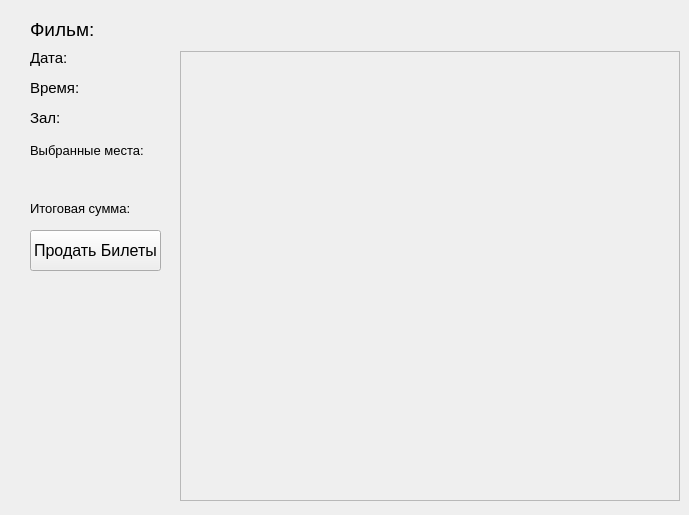
This is forms/ui files/UiSellWidget.ui in qodize/Ticket-System as Qt 5 draws it before an edit. The edited form follows.
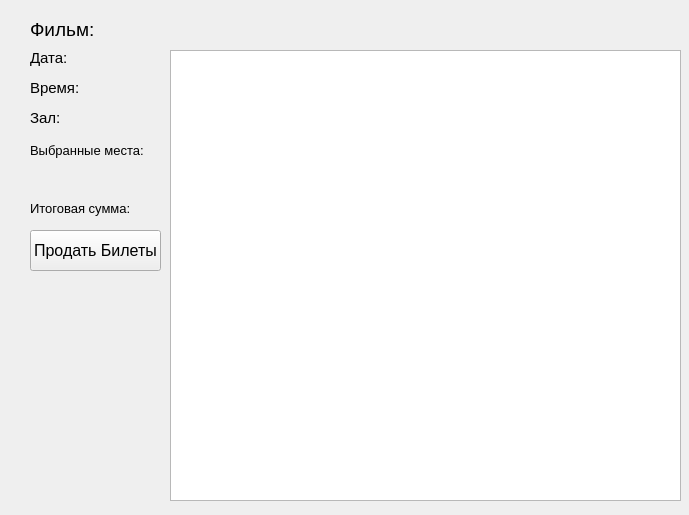
This is the edited form.

Commit message: Поправлено удаление кинотеатра до удаления всех зависимых от этого кинотеатра залов и сеансов. Добавлено окно SellWidget для продажи билетов

```diff
--- a/forms/ui files/UiSellWidget.ui
+++ b/forms/ui files/UiSellWidget.ui
@@ -36,7 +36,7 @@
     <rect>
      <x>30</x>
      <y>140</y>
-     <width>151</width>
+     <width>141</width>
      <height>21</height>
     </rect>
    </property>
@@ -139,29 +139,6 @@
     <string>Дата: </string>
    </property>
   </widget>
-  <widget class="QScrollArea" name="hall_plan_sa">
-   <property name="geometry">
-    <rect>
-     <x>180</x>
-     <y>51</y>
-     <width>500</width>
-     <height>450</height>
-    </rect>
-   </property>
-   <property name="widgetResizable">
-    <bool>true</bool>
-   </property>
-   <widget class="QWidget" name="scrollAreaWidgetContents">
-    <property name="geometry">
-     <rect>
-      <x>0</x>
-      <y>0</y>
-      <width>498</width>
-      <height>448</height>
-     </rect>
-    </property>
-   </widget>
-  </widget>
   <widget class="QLabel" name="hall_number_lb">
    <property name="geometry">
     <rect>
@@ -180,6 +157,29 @@
     <string>Зал:</string>
    </property>
   </widget>
+  <widget class="QLabel" name="chosen_seats_lb_2">
+   <property name="geometry">
+    <rect>
+     <x>30</x>
+     <y>170</y>
+     <width>141</width>
+     <height>21</height>
+    </rect>
+   </property>
+   <property name="text">
+    <string/>
+   </property>
+  </widget>
+  <widget class="QTableWidget" name="seats_table">
+   <property name="geometry">
+    <rect>
+     <x>170</x>
+     <y>50</y>
+     <width>511</width>
+     <height>451</height>
+    </rect>
+   </property>
+  </widget>
  </widget>
  <resources/>
  <connections/>
```
The commit also changes 4 other files.
